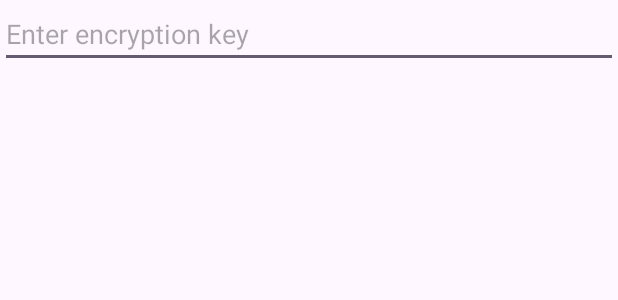
After one commit to Devil7-Softwares/AESCamera, an Android app: the layout dialog_key.xml on its own in the app's theme, with its tools: preview values and no code run, on a phone screen of 412 x 824 dp. The commit adds this screen. Shown: the top 300 px of the screen. Run offline under Robolectric (Android 15) with nearby library versions, the phone set to English and light mode, and no system bars.

Commit message:
Implement encryption key dialog and base class to share key

```diff
--- a/app/src/main/AndroidManifest.xml
+++ b/app/src/main/AndroidManifest.xml
@@ -8,6 +8,7 @@
         android:fullBackupContent="@xml/backup_rules"
         android:icon="@mipmap/ic_launcher"
         android:label="@string/app_name"
+        android:name=".AESCameraApplication"
         android:roundIcon="@mipmap/ic_launcher_round"
         android:supportsRtl="true"
         android:theme="@style/Theme.AESCamera"
--- a/app/src/main/java/com/devil7softwares/aescamera/MainActivity.kt
+++ b/app/src/main/java/com/devil7softwares/aescamera/MainActivity.kt
@@ -1,9 +1,8 @@
 package com.devil7softwares.aescamera
 
-import androidx.appcompat.app.AppCompatActivity
 import android.os.Bundle
 
-class MainActivity : AppCompatActivity() {
+class MainActivity : ProtectedBaseActivity() {
     override fun onCreate(savedInstanceState: Bundle?) {
         super.onCreate(savedInstanceState)
         setContentView(R.layout.activity_main)
--- /dev/null
+++ b/app/src/main/res/layout/dialog_key.xml
@@ -0,0 +1,15 @@
+<?xml version="1.0" encoding="utf-8"?>
+<LinearLayout xmlns:android="http://schemas.android.com/apk/res/android"
+    android:orientation="vertical"
+    android:layout_width="match_parent"
+    android:layout_height="match_parent">
+
+    <EditText
+        android:id="@+id/keyText"
+        android:layout_width="match_parent"
+        android:layout_height="wrap_content"
+        android:hint="@string/enter_encryption_key"
+        android:inputType="textPassword"
+        android:autofillHints="" />
+
+</LinearLayout>
--- a/app/src/main/res/values/strings.xml
+++ b/app/src/main/res/values/strings.xml
@@ -1,3 +1,5 @@
 <resources>
     <string name="app_name">AES Camera</string>
+    <string name="enter_encryption_key">Enter encryption key</string>
+    <string name="enter_encryption_key_title">Enter Encryption Key</string>
 </resources>
```
Also changed, not shown: app/src/main/java/com/devil7softwares/aescamera/AESCameraApplication.kt (added, +26 -0 lines), app/src/main/java/com/devil7softwares/aescamera/ProtectedBaseActivity.kt (added, +66 -0 lines).
